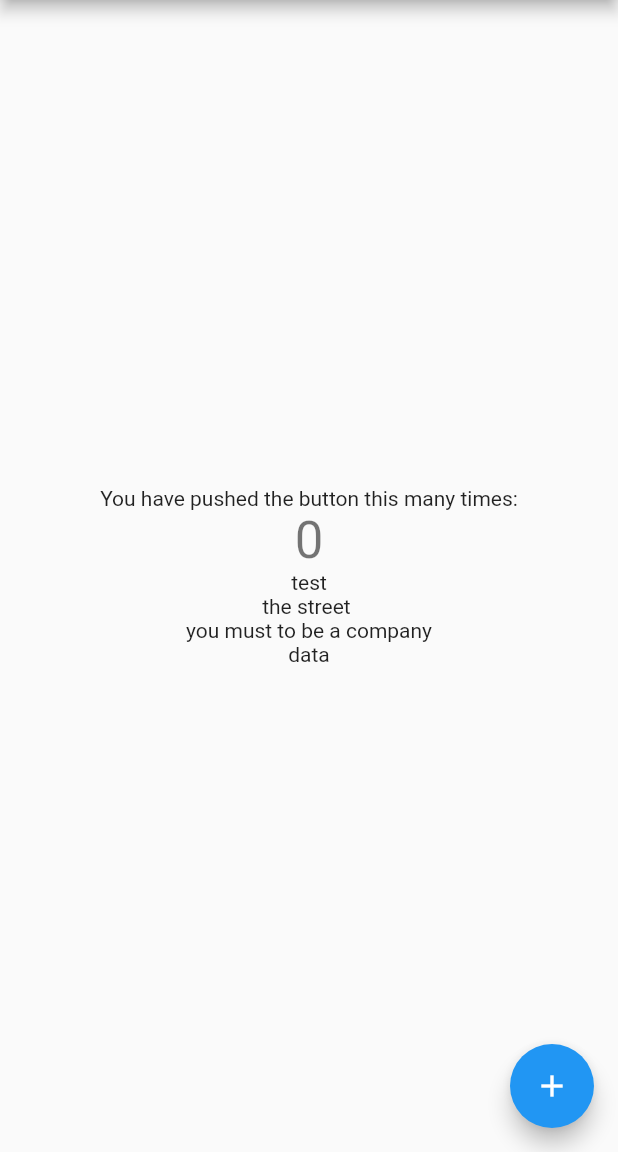
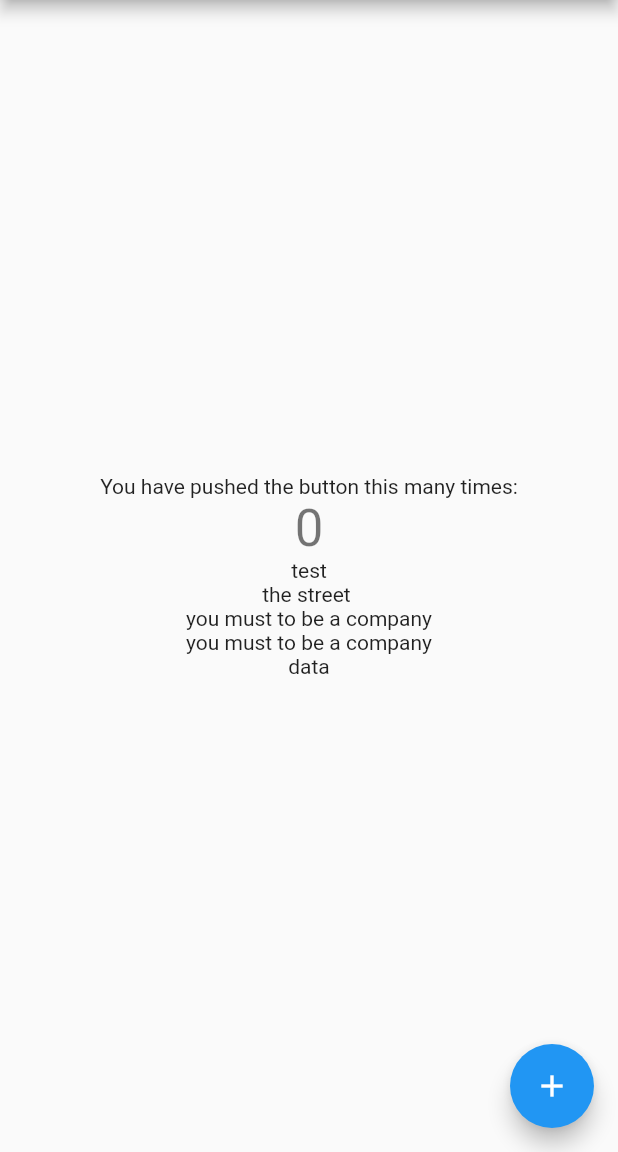
Before and after one commit to uthaitip/testthebbb, a Flutter app: the screen it shows after launch, on a phone screen of 412 x 824 dp, the part 84-1236 px from its top. Run offline on Flutter 3.47's test engine with Material 2 defaults, Android fonts, the phone set to English and light mode, and no system bars.

Commit message:
commit test

```diff
--- a/lib/test.dart
+++ b/lib/test.dart
@@ -13,6 +13,7 @@ class Test extends StatelessWidget {
           Text('test'),
           Text('the street '),
           Text('you must to be a company'),
+          Text('you must to be a company'),
           Container(child: Text('data'),)
         ],
       ),
```
